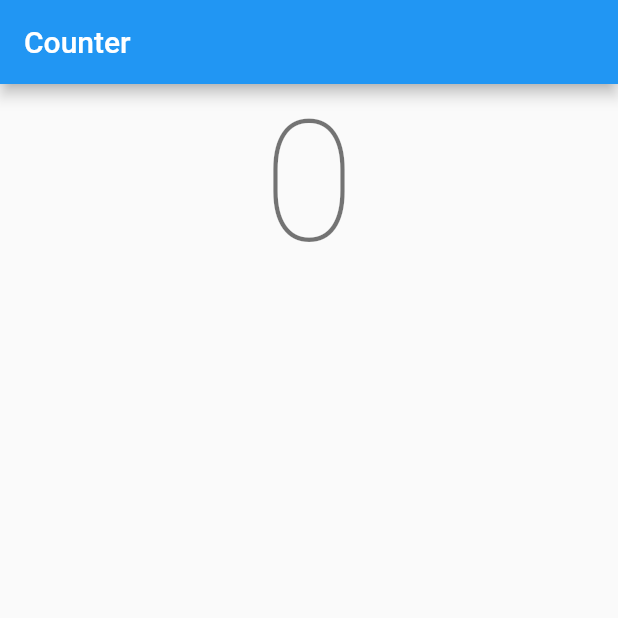
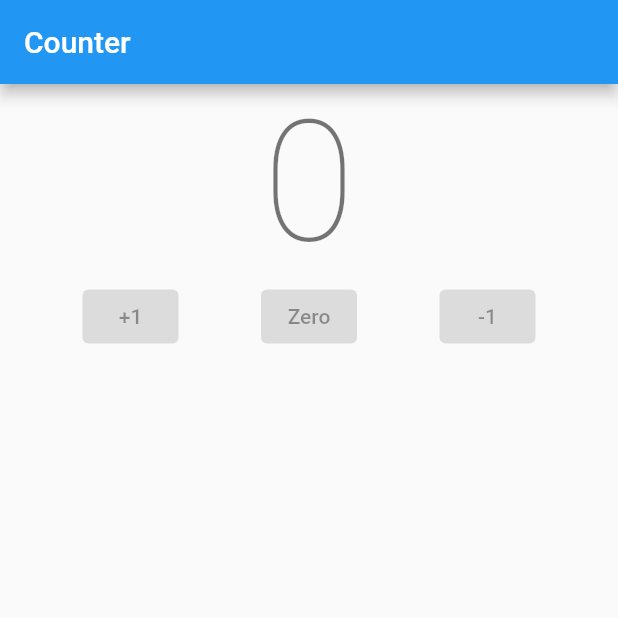
Before and after one commit to IceVanilla/FlutterCase, a Flutter app: the screen it shows after launch, on a phone screen of 412 x 824 dp, the top half of it. Run offline on Flutter 3.47's test engine with Material 2 defaults, Android fonts, the phone set to English and light mode, and no system bars.

Commit message:
counter: button
添加对数字进行操作的按钮

```diff
--- a/counter/lib/main.dart
+++ b/counter/lib/main.dart
@@ -32,6 +32,26 @@ class CounterState extends State<CounterPage> {
                 "0",
                 style: Theme.of(context).textTheme.headline1,
               ),
+            ),
+            Row(
+              children: <Widget>[
+                Spacer(),
+                ElevatedButton(
+                  child: Text("+1"),
+                  onPressed: null,
+                ),
+                Spacer(),
+                ElevatedButton(
+                  child: Text("Zero"),
+                  onPressed: null,
+                ),
+                Spacer(),
+                ElevatedButton(
+                  child: Text("-1"),
+                  onPressed: null,
+                ),
+                Spacer()
+              ],
             )
           ],
         ),
```
